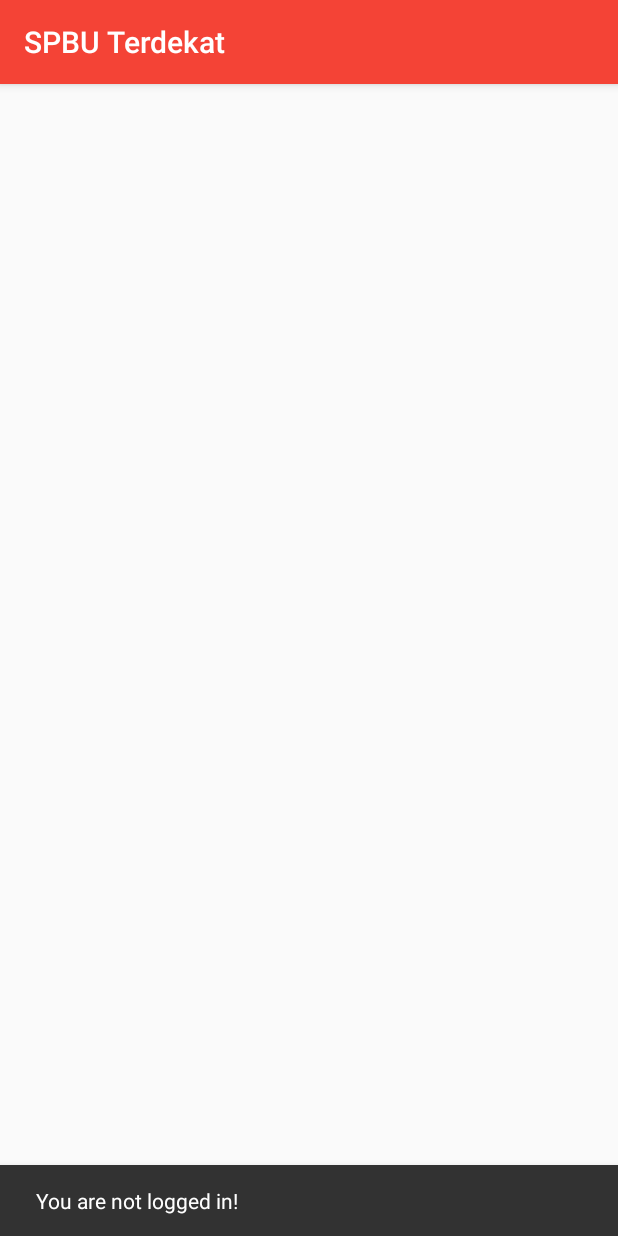
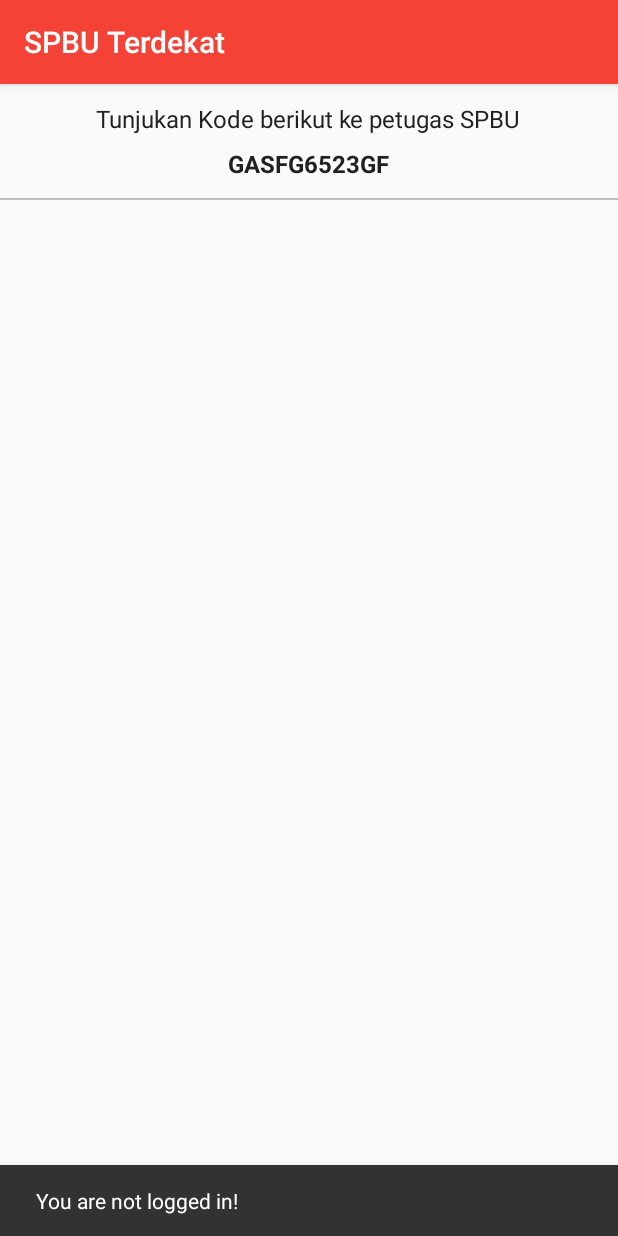
Before and after one commit to Raturu/pertamina_now_android, an Android app: the NearbySpbuActivity screen opened directly, with no data from a screen before it, on a phone screen of 412 x 824 dp. Run offline under Robolectric (Android 15) with nearby library versions, the phone set to English and light mode, and no system bars; our stand-ins replace RxJava, Timber; libraries missing offline, so code that uses them is left out: com.facebook.stetho.

Commit message:
Add code for verify ktp at SPBU

```diff
--- a/app/src/main/java/com/raturu/pertaminanow/data/source/AccountRepository.kt
+++ b/app/src/main/java/com/raturu/pertaminanow/data/source/AccountRepository.kt
@@ -30,5 +30,7 @@ interface AccountRepository {
 
     fun getPoint(): Single<Int>
 
+    fun getKtpVerifySpbuCode(): Single<String>
+
     fun logout(): Single<Unit>
 }
--- a/app/src/main/java/com/raturu/pertaminanow/data/source/impl/AccountRepositoryImpl.kt
+++ b/app/src/main/java/com/raturu/pertaminanow/data/source/impl/AccountRepositoryImpl.kt
@@ -98,6 +98,17 @@ class AccountRepositoryImpl(context: Context, private val restApi: RestApi) : Ac
                 }
     }
 
+    override fun getKtpVerifySpbuCode(): Single<String> {
+        return Single.fromCallable { getCachedKtpVerifySpbuCode() }
+                .flatMap { if (it.isBlank()) getRemoteKtpVerifySpbuCode() else getRemoteKtpVerifySpbuCode() }
+    }
+
+    private fun getRemoteKtpVerifySpbuCode(): Single<String> {
+        return getAccount().flatMap { restApi.getKtpVerifySpbuCode(it.token) }
+                .map { it.code }
+                .doOnSuccess { saveKtpVerifySpbuCode(it) }
+    }
+
     override fun logout(): Single<Unit> {
         return Single.fromCallable { sharedPreferences.edit().clear().apply() }
     }
@@ -118,4 +129,12 @@ class AccountRepositoryImpl(context: Context, private val restApi: RestApi) : Ac
 
         return gson.fromJson(rawJson, RequestOtpCodeResponse::class.java)
     }
+
+    private fun saveKtpVerifySpbuCode(ktpVerifySpbuCode: String) {
+        sharedPreferences.edit().putString("ktp_verify_spbu_code", ktpVerifySpbuCode).apply()
+    }
+
+    private fun getCachedKtpVerifySpbuCode(): String {
+        return sharedPreferences.getString("ktp_verify_spbu_code", "")
+    }
 }
--- a/app/src/main/java/com/raturu/pertaminanow/data/source/remote/RestApi.kt
+++ b/app/src/main/java/com/raturu/pertaminanow/data/source/remote/RestApi.kt
@@ -94,4 +94,9 @@ interface RestApi {
     fun getPoint(
             @Header("x-api-key") token: String
     ): Single<GetPointResponse>
+
+    @GET("/pertamina-now/api/Collection/codeCRC32/")
+    fun getKtpVerifySpbuCode(
+            @Header("x-api-key") token: String
+    ): Single<GetKtpVerifySpbuCode>
 }
--- /dev/null
+++ b/app/src/main/java/com/raturu/pertaminanow/data/source/remote/response/GetKtpVerifySpbuCode.kt
@@ -0,0 +1,14 @@
+package com.raturu.pertaminanow.data.source.remote.response
+
+import com.google.gson.annotations.SerializedName
+
+/**
+ * Created on : April 21, 2018
+ * Author     : zetbaitsu
+ * Name       : Zetra
+ * GitHub     : https://github.com/zetbaitsu
+ */
+data class GetKtpVerifySpbuCode(
+        @SerializedName("status") val status: Boolean,
+        @SerializedName("code") val code: String
+)
--- a/app/src/main/java/com/raturu/pertaminanow/presenter/NearbySpbuPresenter.kt
+++ b/app/src/main/java/com/raturu/pertaminanow/presenter/NearbySpbuPresenter.kt
@@ -1,6 +1,7 @@
 package com.raturu.pertaminanow.presenter
 
 import com.raturu.pertaminanow.data.model.Spbu
+import com.raturu.pertaminanow.data.source.AccountRepository
 import com.raturu.pertaminanow.data.source.SpbuRepository
 import io.reactivex.android.schedulers.AndroidSchedulers
 import io.reactivex.schedulers.Schedulers
@@ -11,7 +12,19 @@ import io.reactivex.schedulers.Schedulers
  * Name       : Zetra
  * GitHub     : https://github.com/zetbaitsu
  */
-class NearbySpbuPresenter(private val view: View, private val spbuRepository: SpbuRepository) {
+class NearbySpbuPresenter(private val view: View, private val accountRepository: AccountRepository, private val spbuRepository: SpbuRepository) {
+
+    fun loadKtpVerifySpbuCode() {
+        accountRepository.getKtpVerifySpbuCode()
+                .subscribeOn(Schedulers.io())
+                .observeOn(AndroidSchedulers.mainThread())
+                .subscribe({
+                    view.showKtpVerifySpbuCode(it)
+                }, {
+                    it.printStackTrace()
+                    it.message?.let { view.showErrorMessage(it) }
+                })
+    }
 
     fun loadNearbySpbu() {
         spbuRepository.getNearbySpbu(0.0, 0.0)
@@ -26,6 +39,8 @@ class NearbySpbuPresenter(private val view: View, private val spbuRepository: Sp
     }
 
     interface View {
+        fun showKtpVerifySpbuCode(ktpVerifySpbuCode: String)
+
         fun showNearbySpbu(nearbySpbu: List<Spbu>)
 
         fun showErrorMessage(errorMessage: String)
--- a/app/src/main/java/com/raturu/pertaminanow/ui/NearbySpbuActivity.kt
+++ b/app/src/main/java/com/raturu/pertaminanow/ui/NearbySpbuActivity.kt
@@ -11,7 +11,7 @@ import com.raturu.pertaminanow.R
 import com.raturu.pertaminanow.data.model.Spbu
 import com.raturu.pertaminanow.presenter.NearbySpbuPresenter
 import com.raturu.pertaminanow.ui.adapter.NearbySpbuAdapter
-import kotlinx.android.synthetic.main.fragment_transaction.*
+import kotlinx.android.synthetic.main.activity_nearby_spbu.*
 
 
 /**
@@ -29,7 +29,8 @@ class NearbySpbuActivity : AppCompatActivity(), NearbySpbuPresenter.View {
         setContentView(R.layout.activity_nearby_spbu)
         supportActionBar?.title = "SPBU Terdekat"
 
-        nearbySpbuPresenter = NearbySpbuPresenter(this, PertaminaApp.instance.getComponent().spbuRepository)
+        val appComponent = PertaminaApp.instance.getComponent()
+        nearbySpbuPresenter = NearbySpbuPresenter(this, appComponent.accountRepository, appComponent.spbuRepository)
 
         nearbySpbuAdapter = NearbySpbuAdapter(this)
         nearbySpbuAdapter.setOnItemClickListener {
@@ -45,7 +46,12 @@ class NearbySpbuActivity : AppCompatActivity(), NearbySpbuPresenter.View {
         recyclerView.setHasFixedSize(true)
         recyclerView.adapter = nearbySpbuAdapter
 
+        nearbySpbuPresenter.loadKtpVerifySpbuCode()
         nearbySpbuPresenter.loadNearbySpbu()
+    }
+
+    override fun showKtpVerifySpbuCode(ktpVerifySpbuCode: String) {
+        ktpVerifySpbuCodeTextView.text = ktpVerifySpbuCode
     }
 
     override fun showNearbySpbu(nearbySpbu: List<Spbu>) {
--- a/app/src/main/java/com/raturu/pertaminanow/ui/SplashActivity.kt
+++ b/app/src/main/java/com/raturu/pertaminanow/ui/SplashActivity.kt
@@ -23,7 +23,7 @@ class SplashActivity : Activity(), SplashPresenter.View {
     }
 
     override fun showHomePage() {
-        startActivity(Intent(this, HomeActivity::class.java))
+        startActivity(Intent(this, NearbySpbuActivity::class.java))
         finish()
     }
 
--- a/app/src/main/res/layout/activity_nearby_spbu.xml
+++ b/app/src/main/res/layout/activity_nearby_spbu.xml
@@ -3,6 +3,33 @@
     android:layout_width="match_parent"
     android:layout_height="match_parent"
     android:orientation="vertical">
+
+    <TextView
+        android:layout_width="wrap_content"
+        android:layout_height="wrap_content"
+        android:layout_gravity="center_horizontal"
+        android:layout_marginTop="12dp"
+        android:text="Tunjukan Kode berikut ke petugas SPBU"
+        android:textColor="@color/primary_text"
+        android:textSize="16sp" />
+
+    <TextView
+        android:id="@+id/ktpVerifySpbuCodeTextView"
+        android:layout_width="wrap_content"
+        android:layout_height="wrap_content"
+        android:layout_gravity="center_horizontal"
+        android:layout_marginBottom="12dp"
+        android:layout_marginTop="8dp"
+        android:text="gasfg6523gf"
+        android:textAllCaps="true"
+        android:textColor="@color/primary_text"
+        android:textSize="16sp"
+        android:textStyle="bold" />
+
+    <View
+        android:layout_width="match_parent"
+        android:layout_height="1dp"
+        android:background="@color/divider" />
 
     <android.support.v7.widget.RecyclerView
         android:id="@+id/recyclerView"
```
